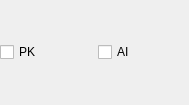
First picture: the form in src/widget/fieldattributeswidget.ui, repository mugiseyebrows/mugi-query, before the edit.
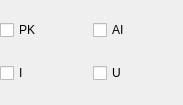
Second picture: the form after the edit.

```diff
--- a/src/widget/fieldattributeswidget.ui
+++ b/src/widget/fieldattributeswidget.ui
@@ -6,14 +6,14 @@
    <rect>
     <x>0</x>
     <y>0</y>
-    <width>189</width>
+    <width>183</width>
     <height>105</height>
    </rect>
   </property>
   <property name="windowTitle">
    <string>Form</string>
   </property>
-  <layout class="QHBoxLayout" name="horizontalLayout">
+  <layout class="QGridLayout" name="gridLayout">
    <property name="leftMargin">
     <number>0</number>
    </property>
@@ -26,20 +26,37 @@
    <property name="bottomMargin">
     <number>0</number>
    </property>
-   <item>
+   <property name="spacing">
+    <number>3</number>
+   </property>
+   <item row="0" column="0">
     <widget class="QCheckBox" name="primaryKey">
      <property name="text">
       <string>PK</string>
      </property>
     </widget>
    </item>
-   <item>
+   <item row="0" column="1">
     <widget class="QCheckBox" name="autoincrement">
      <property name="text">
       <string>AI</string>
      </property>
     </widget>
    </item>
+   <item row="1" column="0">
+    <widget class="QCheckBox" name="index">
+     <property name="text">
+      <string>I</string>
+     </property>
+    </widget>
+   </item>
+   <item row="1" column="1">
+    <widget class="QCheckBox" name="unique">
+     <property name="text">
+      <string>U</string>
+     </property>
+    </widget>
+   </item>
   </layout>
  </widget>
  <resources/>
```
